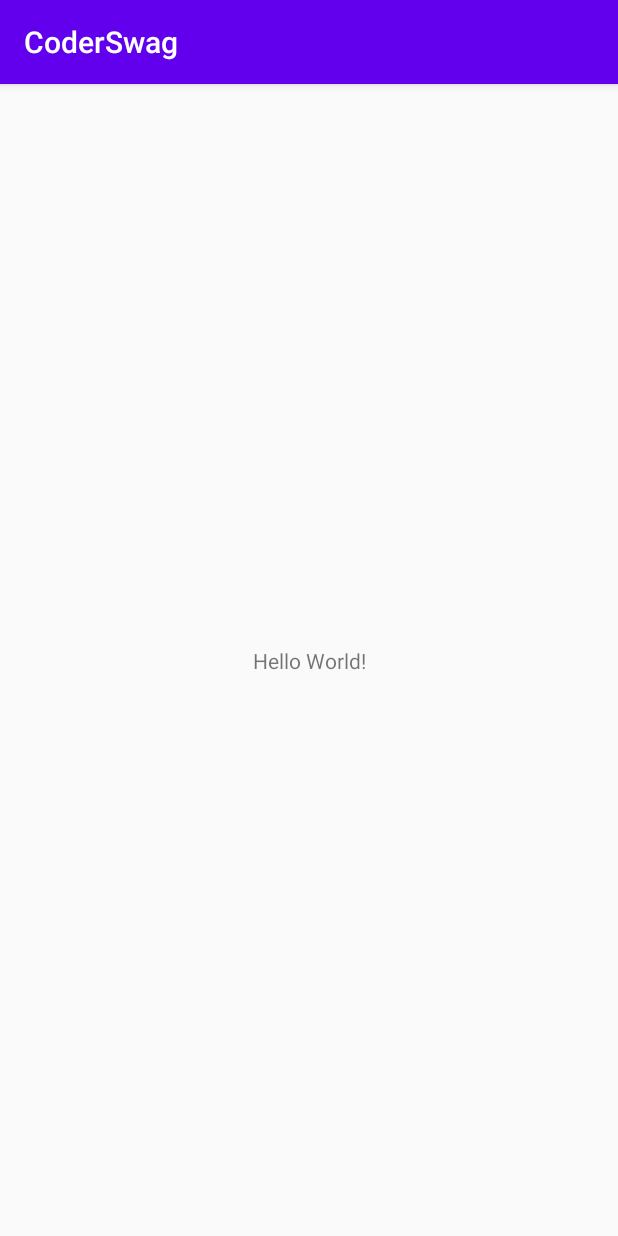
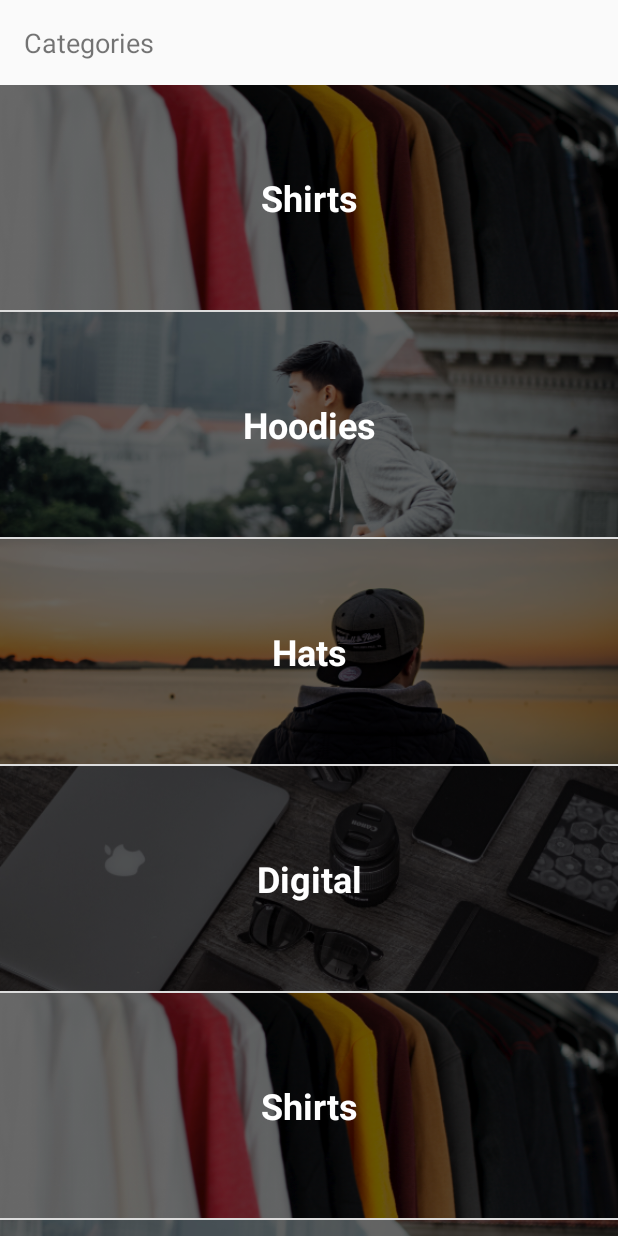
Before and after one commit to devthet/CoderSwag, an Android app: the screen it shows after launch (MainActivity), on a phone screen of 412 x 824 dp. Run offline under Robolectric (Android 15) with nearby library versions, the phone set to English and light mode, and no system bars.

Commit message:
holderview for performance

```diff
--- /dev/null
+++ b/app/src/main/java/com/example/coderswag/adapters/CategoryAdapter.kt
@@ -0,0 +1,55 @@
+package com.example.coderswag.adapters
+
+import android.content.Context
+import android.view.LayoutInflater
+import android.view.View
+import android.view.ViewGroup
+import android.widget.BaseAdapter
+import android.widget.ImageView
+import android.widget.TextView
+import com.example.coderswag.R
+import com.example.coderswag.model.Category
+
+class CategoryAdapter(var context:Context,var categories: List<Category>) : BaseAdapter() {
+    override fun getView(position: Int, convertView: View?, parent: ViewGroup?): View {
+        var categoryView : View
+        var holder: HolderView
+        if(convertView == null){
+            categoryView = LayoutInflater.from(context).inflate(R.layout.category_list_item, null)
+            holder = HolderView()
+            holder.categoryImage = categoryView.findViewById(R.id.categoryImage)
+            holder.categoryName = categoryView.findViewById(R.id.categoryName)
+            println("I exist for the first time")
+            categoryView.tag = holder
+        }else {
+            holder = convertView.tag as HolderView
+            categoryView = convertView
+            println("Go Green ,Recycle!")
+        }
+
+
+
+        val resourceid = context.resources.getIdentifier(categories[position].image,"drawable",context.packageName)
+        holder.categoryImage?.setImageResource(resourceid)
+
+        holder.categoryName?.text = categories[position].title
+        return  categoryView
+    }
+
+    override fun getItem(position: Int): Any {
+        return  categories[position]
+    }
+
+    override fun getItemId(position: Int): Long {
+        return  0
+    }
+
+    override fun getCount(): Int {
+        return  categories.count()
+    }
+
+    private  class  HolderView{
+        var categoryImage : ImageView? = null
+        var categoryName: TextView? = null
+    }
+}
--- a/app/src/main/java/com/example/coderswag/controller/MainActivity.kt
+++ b/app/src/main/java/com/example/coderswag/controller/MainActivity.kt
@@ -2,12 +2,19 @@ package com.example.coderswag.controller
 
 import androidx.appcompat.app.AppCompatActivity
 import android.os.Bundle
+import android.widget.ArrayAdapter
 import com.example.coderswag.R
+import com.example.coderswag.adapters.CategoryAdapter
+import com.example.coderswag.model.Category
+import com.example.coderswag.services.DataService
+import kotlinx.android.synthetic.main.activity_main.*
 
 class MainActivity : AppCompatActivity() {
-
+    lateinit var adapter: CategoryAdapter
     override fun onCreate(savedInstanceState: Bundle?) {
         super.onCreate(savedInstanceState)
         setContentView(R.layout.activity_main)
+        adapter = CategoryAdapter(this,DataService.categories)
+        categoryListView.adapter= adapter
     }
 }
--- a/app/src/main/java/com/example/coderswag/model/Category.kt
+++ b/app/src/main/java/com/example/coderswag/model/Category.kt
@@ -1,3 +1,7 @@
 package com.example.coderswag.model
 
-class Category(var title:String,var image:String)
+class Category(var title:String,var image:String){
+    override fun toString(): String {
+        return title
+    }
+}
--- a/app/src/main/java/com/example/coderswag/services/DataService.kt
+++ b/app/src/main/java/com/example/coderswag/services/DataService.kt
@@ -5,6 +5,22 @@ import com.example.coderswag.model.Product
 
 object DataService {
     var categories = listOf(
+        Category("Shirts","shirtimage"),
+        Category("Hoodies","hoodieimage"),
+        Category("Hats","hatimage"),
+        Category("Digital","digitalgoodsimage"),
+        Category("Shirts","shirtimage"),
+        Category("Hoodies","hoodieimage"),
+        Category("Hats","hatimage"),
+        Category("Digital","digitalgoodsimage"),
+        Category("Shirts","shirtimage"),
+        Category("Hoodies","hoodieimage"),
+        Category("Hats","hatimage"),
+        Category("Digital","digitalgoodsimage"),
+        Category("Shirts","shirtimage"),
+        Category("Hoodies","hoodieimage"),
+        Category("Hats","hatimage"),
+        Category("Digital","digitalgoodsimage"),
         Category("Shirts","shirtimage"),
         Category("Hoodies","hoodieimage"),
         Category("Hats","hatimage"),
--- a/app/src/main/res/layout/activity_main.xml
+++ b/app/src/main/res/layout/activity_main.xml
@@ -7,12 +7,27 @@
     tools:context=".controller.MainActivity">
 
     <TextView
+        android:id="@+id/textView"
         android:layout_width="wrap_content"
         android:layout_height="wrap_content"
-        android:text="Hello World!"
-        app:layout_constraintBottom_toBottomOf="parent"
+        android:layout_marginLeft="16dp"
+        android:layout_marginTop="16dp"
+        android:text="Categories"
+        android:textSize="18sp"
         app:layout_constraintLeft_toLeftOf="parent"
-        app:layout_constraintRight_toRightOf="parent"
         app:layout_constraintTop_toTopOf="parent" />
 
+    <ListView
+        android:id="@+id/categoryListView"
+        android:layout_width="0dp"
+        android:layout_height="0dp"
+        android:layout_marginTop="16dp"
+        app:layout_constraintBottom_toBottomOf="parent"
+        app:layout_constraintEnd_toEndOf="parent"
+        app:layout_constraintHorizontal_bias="0.6"
+        app:layout_constraintStart_toStartOf="parent"
+        app:layout_constraintTop_toBottomOf="@+id/textView"
+
+        />
+
 </androidx.constraintlayout.widget.ConstraintLayout>
--- /dev/null
+++ b/app/src/main/res/layout/category_list_item.xml
@@ -0,0 +1,36 @@
+<?xml version="1.0" encoding="utf-8"?>
+<androidx.constraintlayout.widget.ConstraintLayout
+    xmlns:android="http://schemas.android.com/apk/res/android"
+    xmlns:app="http://schemas.android.com/apk/res-auto"
+    xmlns:tools="http://schemas.android.com/tools"
+    android:layout_width="match_parent"
+    android:layout_height="150dp">
+
+    <ImageView
+        android:id="@+id/categoryImage"
+        android:layout_width="0dp"
+        android:layout_height="150dp"
+        android:layout_marginBottom="0dp"
+        android:layout_marginEnd="0dp"
+        android:layout_marginStart="0dp"
+        android:layout_marginTop="0dp"
+        android:scaleType="centerCrop"
+        app:layout_constraintBottom_toBottomOf="parent"
+        app:layout_constraintEnd_toEndOf="parent"
+        app:layout_constraintStart_toStartOf="parent"
+        app:layout_constraintTop_toTopOf="parent"
+        tools:srcCompat="@drawable/hat4" />
+
+    <TextView
+        android:id="@+id/categoryName"
+        android:layout_width="wrap_content"
+        android:layout_height="wrap_content"
+        android:textColor="@android:color/white"
+        android:textSize="24sp"
+        android:textStyle="bold"
+        app:layout_constraintBottom_toBottomOf="parent"
+        app:layout_constraintEnd_toEndOf="parent"
+        app:layout_constraintStart_toStartOf="parent"
+        app:layout_constraintTop_toTopOf="parent"
+        tools:text="HATS" />
+</androidx.constraintlayout.widget.ConstraintLayout>
--- a/app/src/main/res/values/styles.xml
+++ b/app/src/main/res/values/styles.xml
@@ -1,7 +1,7 @@
 <resources>
 
     <!-- Base application theme. -->
-    <style name="AppTheme" parent="Theme.AppCompat.Light.DarkActionBar">
+    <style name="AppTheme" parent="Theme.AppCompat.Light.NoActionBar">
         <!-- Customize your theme here. -->
         <item name="colorPrimary">@color/colorPrimary</item>
         <item name="colorPrimaryDark">@color/colorPrimaryDark</item>
```
